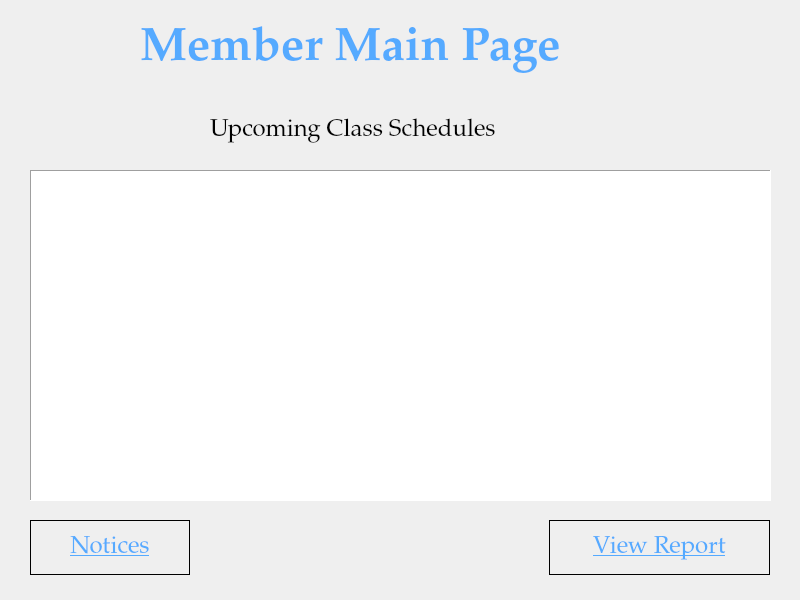
tural777/FinalProject, file UI/MemberMainPageUI.ui: the form before one commit.
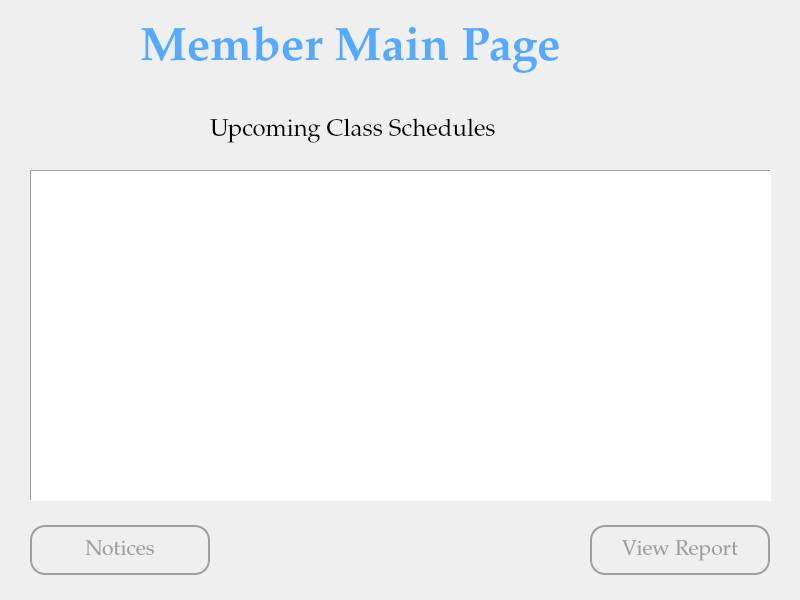
The form after the commit.

Patch:
```diff
--- a/UI/MemberMainPageUI.ui
+++ b/UI/MemberMainPageUI.ui
@@ -16,6 +16,12 @@
     <height>600</height>
    </size>
   </property>
+  <property name="maximumSize">
+   <size>
+    <width>800</width>
+    <height>600</height>
+   </size>
+  </property>
   <property name="font">
    <font>
     <family>Palatino Linotype</family>
@@ -66,24 +72,38 @@
    <property name="geometry">
     <rect>
      <x>30</x>
-     <y>520</y>
-     <width>160</width>
-     <height>55</height>
+     <y>525</y>
+     <width>180</width>
+     <height>50</height>
     </rect>
    </property>
    <property name="font">
     <font>
      <family>Palatino Linotype</family>
-     <pointsize>18</pointsize>
-     <underline>true</underline>
+     <pointsize>16</pointsize>
+     <underline>false</underline>
     </font>
    </property>
    <property name="cursor">
     <cursorShape>PointingHandCursor</cursorShape>
    </property>
    <property name="styleSheet">
-    <string notr="true">border: 1px solid black;
-color: rgb(85, 170, 255);</string>
+    <string notr="true">QPushButton{
+	border: 2px solid #9E9E9E;
+	border-radius: 15px;
+	background-color: #00000000;
+	color: #9E9E9E;
+}
+QPushButton:hover{
+	color: #FFFFFF;
+	background-color: #5a5a5a;
+}
+QPushButton:pressed{
+	color: #9c2219;
+}
+QPushButton:checked{
+	color: #2c998e;
+}</string>
    </property>
    <property name="text">
     <string>Notices</string>
@@ -92,25 +112,39 @@
   <widget class="QPushButton" name="btn_viewReport">
    <property name="geometry">
     <rect>
-     <x>549</x>
-     <y>520</y>
-     <width>221</width>
-     <height>55</height>
+     <x>590</x>
+     <y>525</y>
+     <width>180</width>
+     <height>50</height>
     </rect>
    </property>
    <property name="font">
     <font>
      <family>Palatino Linotype</family>
-     <pointsize>18</pointsize>
-     <underline>true</underline>
+     <pointsize>16</pointsize>
+     <underline>false</underline>
     </font>
    </property>
    <property name="cursor">
     <cursorShape>PointingHandCursor</cursorShape>
    </property>
    <property name="styleSheet">
-    <string notr="true">border: 1px solid black;
-color: rgb(85, 170, 255);</string>
+    <string notr="true">QPushButton{
+	border: 2px solid #9E9E9E;
+	border-radius: 15px;
+	background-color: #00000000;
+	color: #9E9E9E;
+}
+QPushButton:hover{
+	color: #FFFFFF;
+	background-color: #5a5a5a;
+}
+QPushButton:pressed{
+	color: #9c2219;
+}
+QPushButton:checked{
+	color: #2c998e;
+}</string>
    </property>
    <property name="text">
     <string>View Report</string>
```
